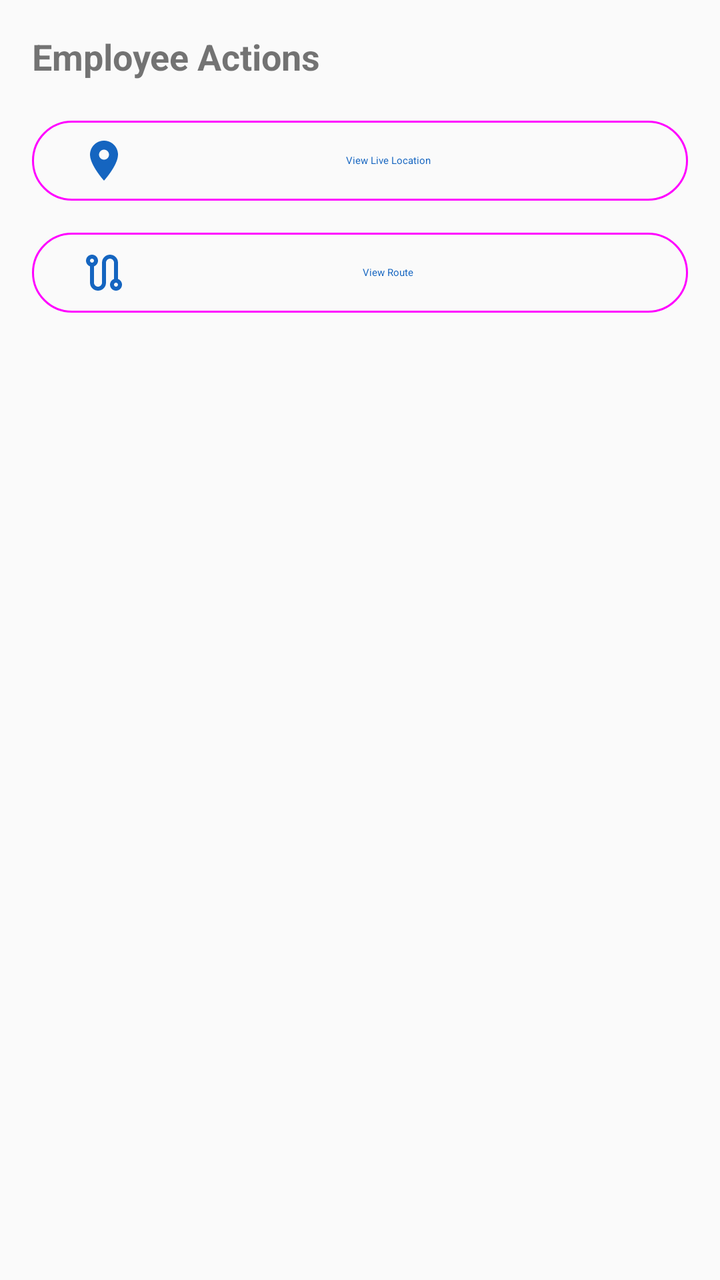
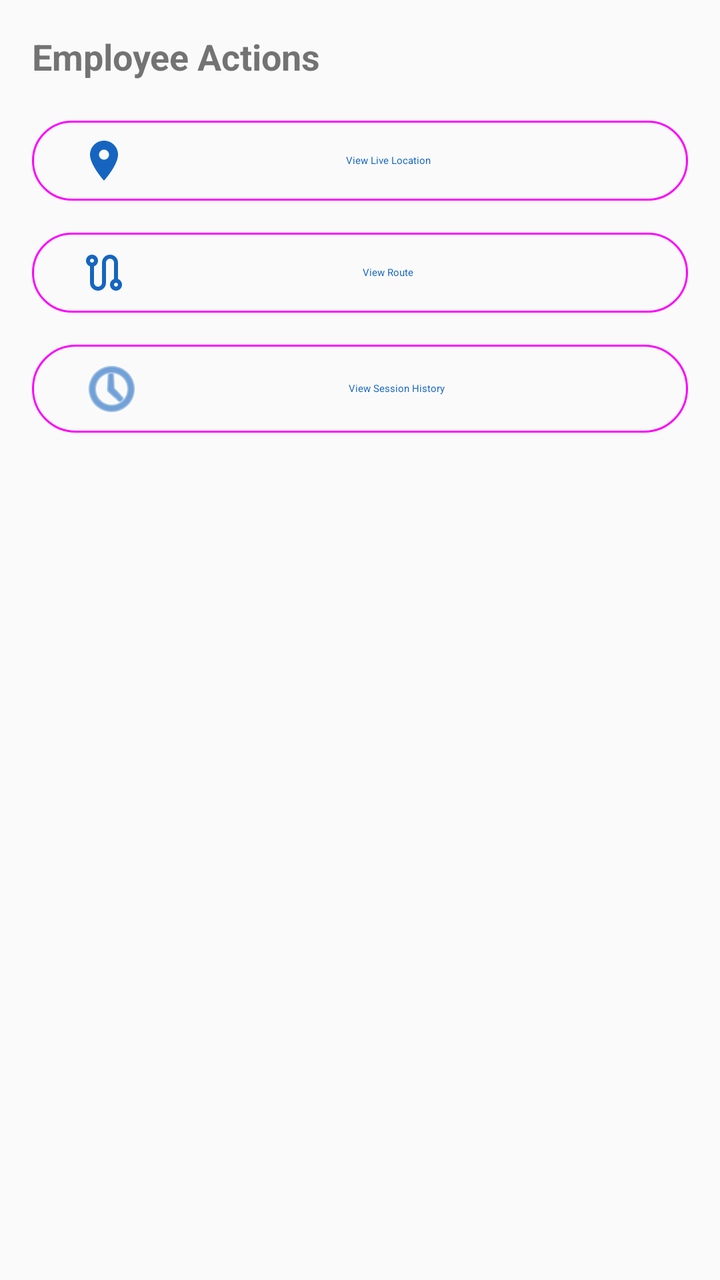

Before-and-after screenshots of an Android layout around one commit, followed by the original layout XML and the change that was made.
<!-- AndroidManifest.xml: application theme Theme.FieldTrack -->
<!-- res/layout/bottom_sheet_employee_action.xml -->
<?xml version="1.0" encoding="utf-8"?>
<LinearLayout xmlns:android="http://schemas.android.com/apk/res/android"
    xmlns:app="http://schemas.android.com/apk/res-auto"
    android:layout_width="match_parent"
    android:layout_height="wrap_content"
    android:orientation="vertical"
    android:padding="16dp">

    <TextView
        android:layout_width="match_parent"
        android:layout_height="wrap_content"
        android:text="Employee Actions"
        android:textSize="18sp"
        android:textStyle="bold"
        android:paddingBottom="16dp" />

    <com.google.android.material.button.MaterialButton
        android:id="@+id/btn_view_live_location"
        android:layout_width="match_parent"
        android:layout_height="wrap_content"
        android:text="View Live Location"
        android:textAllCaps="false"
        app:icon="@drawable/ic_location_on"
        app:iconGravity="start"
        style="@style/Widget.Material3.Button.OutlinedButton" />

    <com.google.android.material.button.MaterialButton
        android:id="@+id/btn_view_route"
        android:layout_width="match_parent"
        android:layout_height="wrap_content"
        android:layout_marginTop="8dp"
        android:text="View Route"
        android:textAllCaps="false"
        app:icon="@drawable/ic_route"
        app:iconGravity="start"
        style="@style/Widget.Material3.Button.OutlinedButton" />

    <TextView
        android:id="@+id/tv_no_session"
        android:layout_width="wrap_content"
        android:layout_height="wrap_content"
        android:layout_marginStart="16dp"
        android:layout_marginTop="4dp"
        android:text="No active session"
        android:textSize="12sp"
        android:textColor="?android:attr/textColorSecondary"
        android:visibility="gone" />

</LinearLayout>
<!-- resources referenced by this layout -->
<resources>
  <!-- drawable ic_location_on (drawable) -->
  <?xml version="1.0" encoding="utf-8"?>
  <vector xmlns:android="http://schemas.android.com/apk/res/android"
      android:width="24dp"
      android:height="24dp"
      android:viewportWidth="24"
      android:viewportHeight="24">
      <path
          android:fillColor="#1565C0"
          android:pathData="M12,2C8.13,2 5,5.13 5,9c0,5.25 7,13 7,13s7,-7.75 7,-13c0,-3.87 -3.13,-7 -7,-7zM12,11.5c-1.38,0 -2.5,-1.12 -2.5,-2.5s1.12,-2.5 2.5,-2.5 2.5,1.12 2.5,2.5 -1.12,2.5 -2.5,2.5z" />
  </vector>
  <!-- drawable ic_route (drawable) -->
  <vector xmlns:android="http://schemas.android.com/apk/res/android"
      android:width="24dp"
      android:height="24dp"
      android:viewportWidth="24"
      android:viewportHeight="24">
      <path
          android:fillColor="@android:color/white"
          android:pathData="M19,15.18V7c0,-2.21 -1.79,-4 -4,-4s-4,1.79 -4,4v10c0,1.1 -0.9,2 -2,2s-2,-0.9 -2,-2V8.82C8.16,8.4 9,7.3 9,6c0,-1.66 -1.34,-3 -3,-3S3,4.34 3,6c0,1.3 0.84,2.4 2,2.82V17c0,2.21 1.79,4 4,4s4,-1.79 4,-4V7c0,-1.1 0.9,-2 2,-2s2,0.9 2,2v8.18c-1.16,0.41 -2,1.51 -2,2.82c0,1.66 1.34,3 3,3s3,-1.34 3,-3C21,16.7 20.16,15.6 19,15.18zM6,7c-0.55,0 -1,-0.45 -1,-1s0.45,-1 1,-1s1,0.45 1,1S6.55,7 6,7zM18,19c-0.55,0 -1,-0.45 -1,-1s0.45,-1 1,-1s1,0.45 1,1S18.55,19 18,19z"/>
  </vector>
  <style name="Theme.FieldTrack" parent="Theme.MaterialComponents.Light.DarkActionBar">
          <item name="colorPrimary">@color/primary</item>
          <item name="colorPrimaryDark">@color/primary_dark</item>
          <item name="colorPrimaryVariant">@color/primary_variant</item>
          <item name="colorOnPrimary">@color/on_primary</item>
          <item name="colorSecondary">@color/secondary</item>
          <item name="colorSecondaryVariant">@color/secondary_variant</item>
          <item name="colorOnSecondary">@color/on_secondary</item>
          <item name="android:colorBackground">@color/background</item>
          <item name="colorOnBackground">@color/on_background</item>
          <item name="colorSurface">@color/surface</item>
          <item name="colorOnSurface">@color/on_surface</item>
          <item name="colorError">@color/error</item>
          <item name="colorOnError">@color/on_error</item>
          <item name="android:statusBarColor">@color/primary_dark</item>
      </style>
  <color name="primary">#1565C0</color>
  <color name="primary_dark">#0D47A1</color>
  <color name="primary_variant">#1976D2</color>
  <color name="on_primary">#FFFFFF</color>
  <color name="secondary">#00897B</color>
  <color name="secondary_variant">#00695C</color>
  <color name="on_secondary">#FFFFFF</color>
  <color name="background">#FAFAFA</color>
  <color name="on_background">#212121</color>
  <color name="surface">#FFFFFF</color>
  <color name="on_surface">#212121</color>
  <color name="error">#D32F2F</color>
  <color name="on_error">#FFFFFF</color>
</resources>

<!-- the commit's change to res/layout/bottom_sheet_employee_action.xml (unified diff, before → after) -->
@@ -46,4 +46,16 @@
         android:textColor="?android:attr/textColorSecondary"
         android:visibility="gone" />
 
+    <com.google.android.material.button.MaterialButton
+        android:id="@+id/btn_view_session_history"
+        android:layout_width="match_parent"
+        android:layout_height="wrap_content"
+        android:layout_marginTop="8dp"
+        android:text="View Session History"
+        android:textAllCaps="false"
+        app:icon="@android:drawable/ic_menu_recent_history"
+        app:iconGravity="start"
+        style="@style/Widget.Material3.Button.OutlinedButton" />
+
+
 </LinearLayout>
